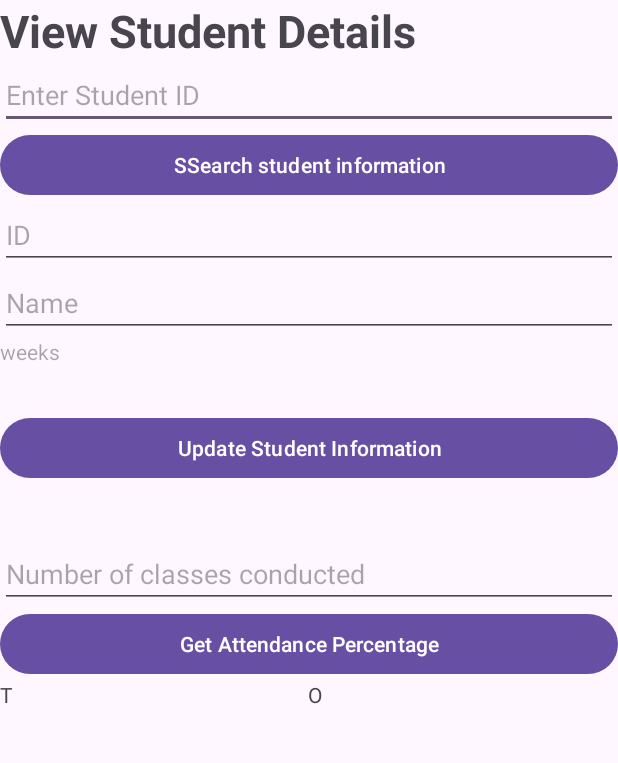
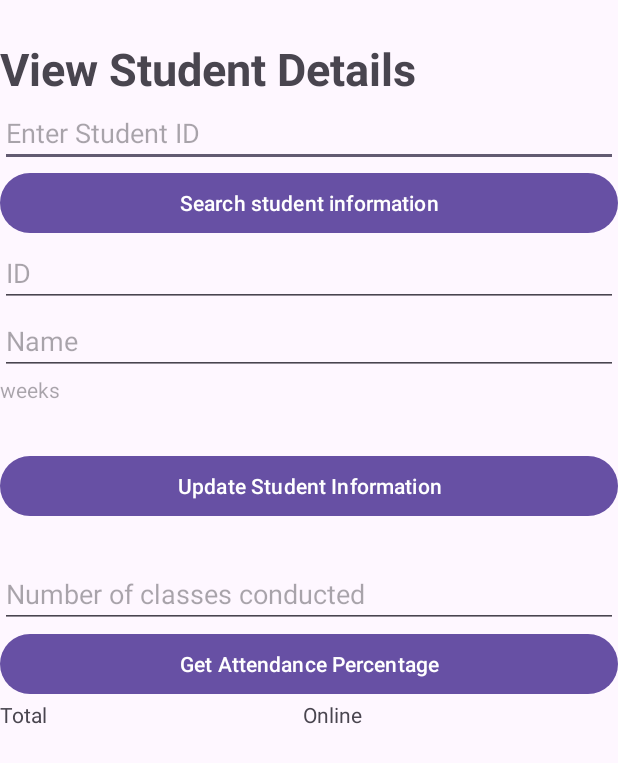
Before and after one commit to das361h/QrAttendance, an Android app: the ViewStudent screen opened directly, with no data from a screen before it, on a phone screen of 412 x 824 dp. Shown: the top 763 px of the screen. Run offline under Robolectric (Android 15) with nearby library versions, the phone set to English and light mode, and no system bars.

Commit message:
Add space on top of all view so it in not obstructed by top system bar

```diff
--- a/app/src/main/res/layout/activity_take_attendance.xml
+++ b/app/src/main/res/layout/activity_take_attendance.xml
@@ -7,6 +7,10 @@
     android:layout_height="match_parent"
     android:orientation="vertical"
     tools:context=".TakeAttendance">
+
+    <Space
+        android:layout_width="match_parent"
+        android:layout_height="25dp" />
 
     <TextView
         android:id="@+id/textView4"
--- a/app/src/main/res/layout/activity_teacher_auth.xml
+++ b/app/src/main/res/layout/activity_teacher_auth.xml
@@ -7,6 +7,10 @@
     android:layout_height="match_parent"
     android:orientation="vertical"
     tools:context=".teacherAuth">
+
+    <Space
+        android:layout_width="match_parent"
+        android:layout_height="25dp" />
 
     <TextView
         android:id="@+id/textView"
--- a/app/src/main/res/layout/activity_teacher_portal.xml
+++ b/app/src/main/res/layout/activity_teacher_portal.xml
@@ -7,6 +7,10 @@
     android:layout_height="match_parent"
     android:orientation="vertical"
     tools:context=".teacherPortal">
+
+    <Space
+        android:layout_width="match_parent"
+        android:layout_height="25dp" />
 
     <TextView
         android:id="@+id/textView5"
--- a/app/src/main/res/layout/activity_view_student.xml
+++ b/app/src/main/res/layout/activity_view_student.xml
@@ -7,6 +7,10 @@
     android:layout_height="match_parent"
     android:orientation="vertical"
     tools:context=".ViewStudent">
+
+    <Space
+        android:layout_width="match_parent"
+        android:layout_height="25dp" />
 
     <TextView
         android:id="@+id/textView14"
@@ -28,7 +32,7 @@
         android:id="@+id/ssi"
         android:layout_width="match_parent"
         android:layout_height="wrap_content"
-        android:text="SSearch student information" />
+        android:text="Search student information" />
 
     <EditText
         android:id="@+id/editSID"
@@ -60,7 +64,7 @@
 
     <Space
         android:layout_width="match_parent"
-        android:layout_height="37dp" />
+        android:layout_height="25dp" />
 
     <EditText
         android:id="@+id/numClass"
@@ -86,13 +90,13 @@
             android:layout_width="wrap_content"
             android:layout_height="40dp"
             android:layout_weight="1"
-            android:text="T" />
+            android:text="Total" />
 
         <TextView
             android:id="@+id/total"
             android:layout_width="wrap_content"
             android:layout_height="40dp"
             android:layout_weight="1"
-            android:text="O" />
+            android:text="Online" />
     </LinearLayout>
 </LinearLayout>
```
Also changed, not shown: app/src/main/res/layout/activity_view_weekly.xml (+9 -3 lines).
